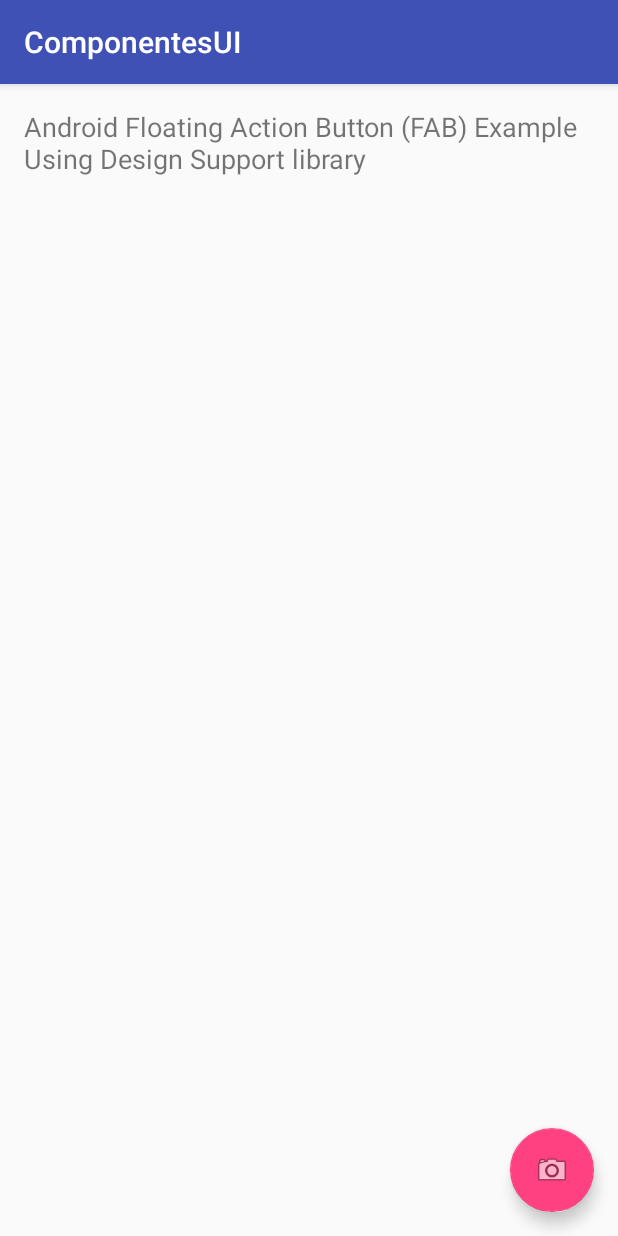
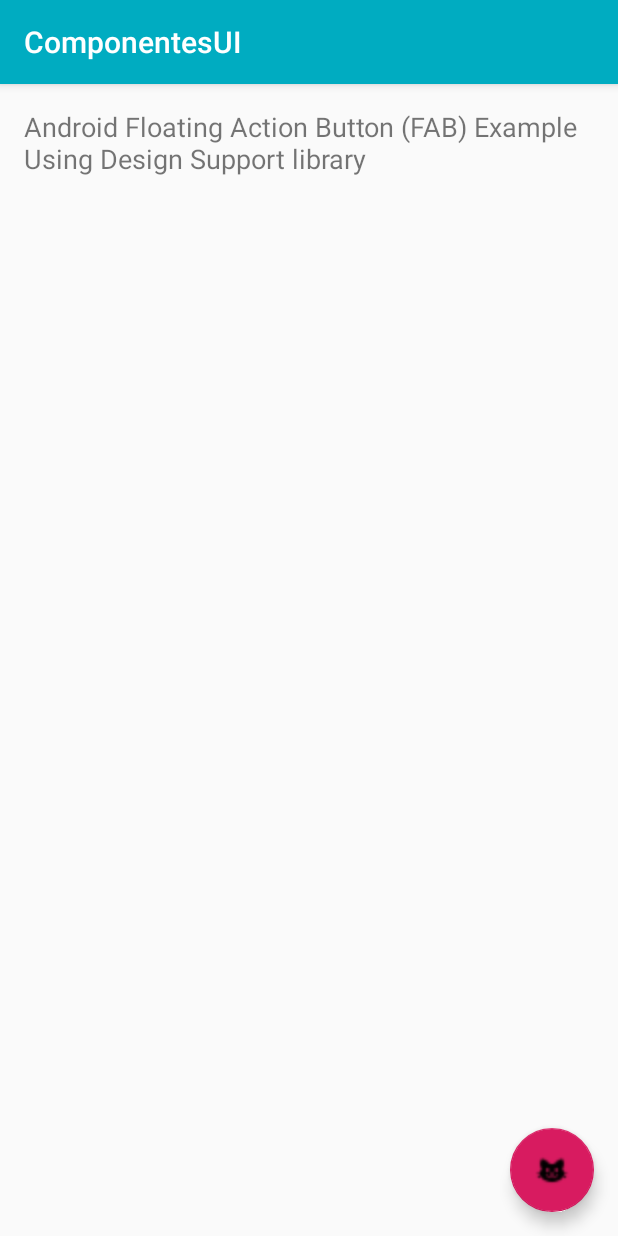
Before and after one commit to yanelaalexandra/ComponentesUI-version2, an Android app: the FloatingActionButtonActivity screen opened directly, with no data from a screen before it, on a phone screen of 412 x 824 dp. Run offline under Robolectric (Android 15) with nearby library versions, the phone set to English and light mode, and no system bars.

Commit message:
Cambio hecho en clase parte 2

```diff
--- a/app/src/main/res/layout/activity_edit_text.xml
+++ b/app/src/main/res/layout/activity_edit_text.xml
@@ -39,7 +39,8 @@
         android:layout_width="wrap_content"
         android:layout_height="wrap_content"
         android:layout_marginTop="16dp"
-        android:textColor="#e60404"
+        android:textColor="#000"
+        android:textStyle="bold"
         android:textSize="22sp" />
 
 </LinearLayout>
--- a/app/src/main/res/layout/activity_floating_action_button.xml
+++ b/app/src/main/res/layout/activity_floating_action_button.xml
@@ -14,10 +14,11 @@
     <android.support.design.widget.FloatingActionButton
         android:layout_width="wrap_content"
         android:layout_height="wrap_content"
-        android:layout_margin="16dp"
         android:layout_alignParentBottom="true"
         android:layout_alignParentEnd="true"
-        android:src="@android:drawable/ic_menu_camera"
-        android:onClick="action"/>
+        android:layout_marginBottom="16dp"
+        android:layout_marginRight="16dp"
+        android:onClick="action"
+        android:src="@drawable/ic_cat" />
 
 </RelativeLayout>
--- a/app/src/main/res/values/colors.xml
+++ b/app/src/main/res/values/colors.xml
@@ -1,7 +1,7 @@
 <?xml version="1.0" encoding="utf-8"?>
 <resources>
-    <color name="colorPrimary">#3F51B5</color>
-    <color name="colorPrimaryDark">#303F9F</color>
-    <color name="colorAccent">#FF4081</color>
+    <color name="colorPrimary">#00ACC1</color>
+    <color name="colorPrimaryDark">#0000</color>
+    <color name="colorAccent">#D81B60</color>
 
 </resources>
```
Also changed, not shown: app/src/main/java/com/pachacama04/componentesui/CheckBoxActivity.java (+8 -8 lines), app/src/main/res/drawable-hdpi/ic_cat.png (added), app/src/main/res/drawable-mdpi/ic_cat.png (added), app/src/main/res/drawable-xhdpi/ic_cat.png (added), app/src/main/res/drawable-xxhdpi/ic_cat.png (added).
